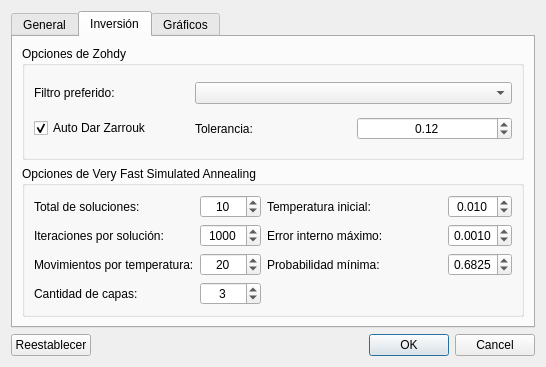
Before: the Qt Designer form QVES-App/QVESSettingsDialog.ui in joaconigro/QVES, drawn with Qt 5.
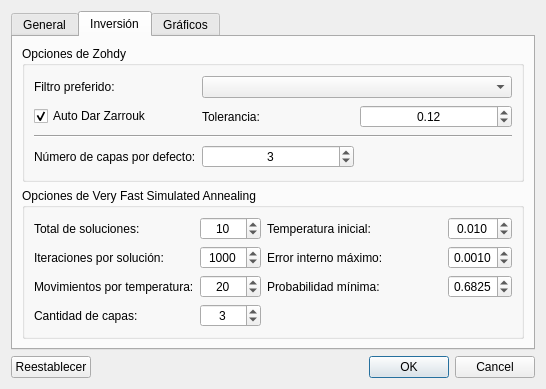
After: the same form once the commit is applied. The open tabs and pages were chosen to show the change.

```diff
--- a/QVES-App/QVESSettingsDialog.ui
+++ b/QVES-App/QVESSettingsDialog.ui
@@ -7,7 +7,7 @@
     <x>0</x>
     <y>0</y>
     <width>546</width>
-    <height>367</height>
+    <height>389</height>
    </rect>
   </property>
   <property name="sizePolicy">
@@ -74,6 +74,13 @@
           <string>Opciones de Zohdy</string>
          </property>
          <layout class="QGridLayout" name="gridLayout">
+          <item row="3" column="0" colspan="3">
+           <widget class="Line" name="line">
+            <property name="orientation">
+             <enum>Qt::Horizontal</enum>
+            </property>
+           </widget>
+          </item>
           <item row="2" column="1">
            <widget class="QLabel" name="thresholdLabel">
             <property name="text">
@@ -123,6 +130,26 @@
             </property>
            </widget>
           </item>
+          <item row="4" column="0">
+           <widget class="QLabel" name="defautlNumberOfLayersLabel">
+            <property name="text">
+             <string>Número de capas por defecto:</string>
+            </property>
+           </widget>
+          </item>
+          <item row="4" column="1">
+           <widget class="QSpinBox" name="defautlNumberOfLayersSpinBox">
+            <property name="alignment">
+             <set>Qt::AlignCenter</set>
+            </property>
+            <property name="minimum">
+             <number>2</number>
+            </property>
+            <property name="value">
+             <number>3</number>
+            </property>
+           </widget>
+          </item>
          </layout>
         </widget>
        </item>
```
Left out of the diff: 16 changed lines with no effect on the pictures.
